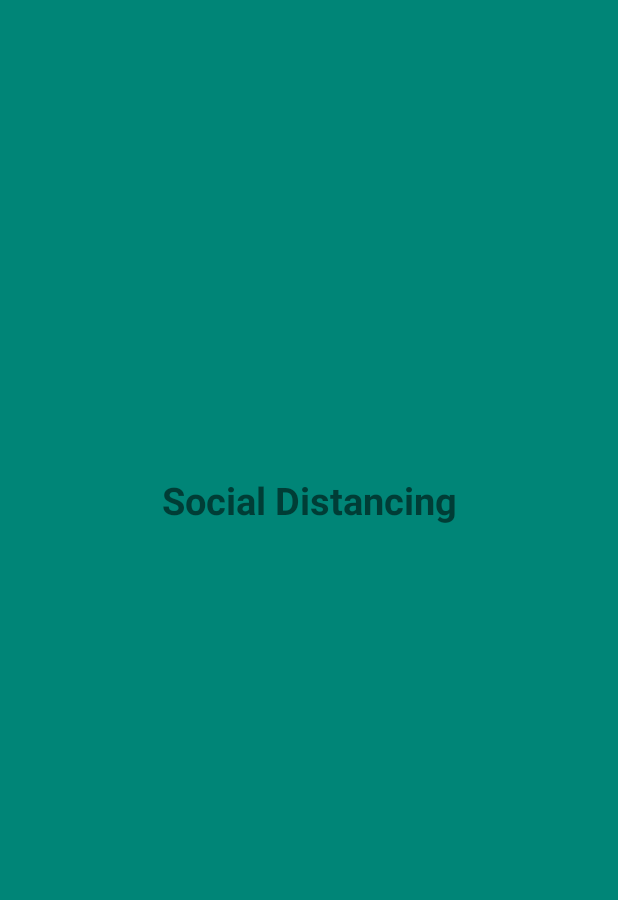
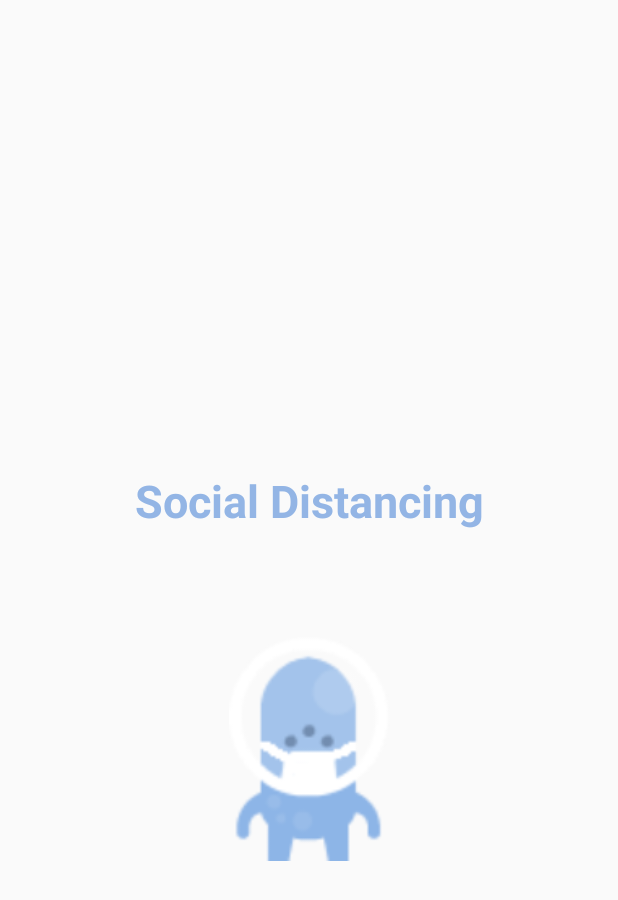
Before and after one commit to matatov27/CS125_FinalProjectSP20, an Android app: the MainActivity screen opened directly, with no data from a screen before it, on a phone screen of 412 x 824 dp. Shown: the top 900 px of the screen. Run offline under Robolectric (Android 15) with nearby library versions, the phone set to English and light mode, and no system bars.

Commit message:
SM_Better Start Screen

```diff
--- a/app/src/main/res/layout/activity_main.xml
+++ b/app/src/main/res/layout/activity_main.xml
@@ -4,7 +4,6 @@
     xmlns:tools="http://schemas.android.com/tools"
     android:layout_width="match_parent"
     android:layout_height="match_parent"
-    android:background="@color/colorPrimary"
     tools:context=".MainActivity">
 
     <TextView
@@ -12,11 +11,23 @@
         android:layout_height="wrap_content"
         android:text="Social Distancing"
         android:textStyle="bold"
-        android:textSize="25sp"
+        android:textSize="30sp"
+        android:textColor="#93B5E5"
         app:layout_constraintBottom_toBottomOf="parent"
         app:layout_constraintLeft_toLeftOf="parent"
         app:layout_constraintRight_toRightOf="parent"
         app:layout_constraintTop_toTopOf="parent"
         app:layout_constraintVertical_bias="0.4" />
 
+    <ImageView
+        android:layout_width="146dp"
+        android:layout_height="149dp"
+        android:layout_marginHorizontal="@android:dimen/thumbnail_width"
+        android:layout_marginVertical="@android:dimen/thumbnail_height"
+        android:src="@drawable/alienblue2"
+        app:layout_constraintBottom_toBottomOf="parent"
+        app:layout_constraintLeft_toLeftOf="parent"
+        app:layout_constraintRight_toRightOf="parent"
+        app:layout_constraintTop_toTopOf="parent"
+        app:layout_constraintVertical_bias="0.8"/>
 </androidx.constraintlayout.widget.ConstraintLayout>
```
